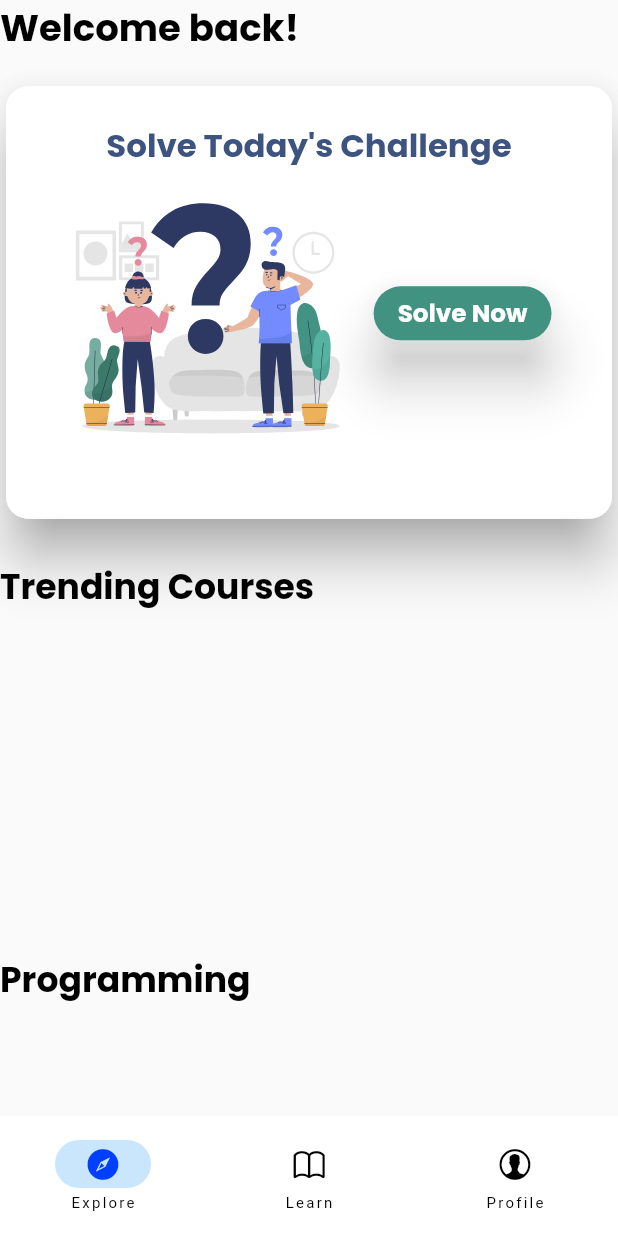
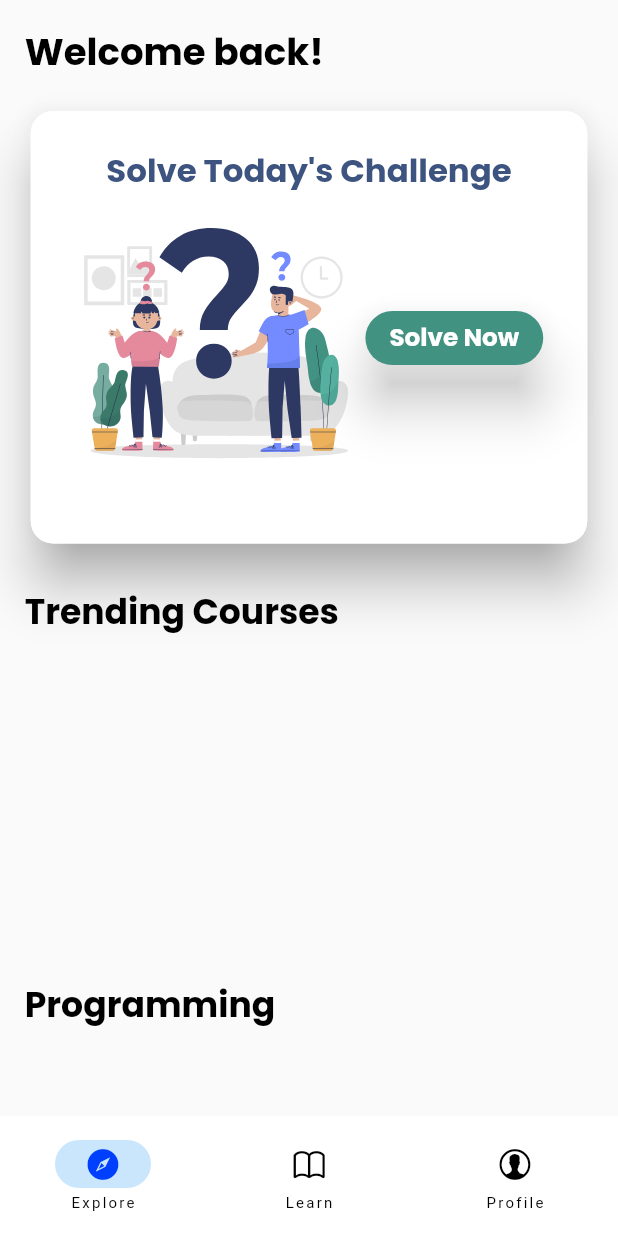
Before and after one commit to Pallavikemburu/LearnX-App, a Flutter app: the screen it shows once a user with an empty profile is signed in, on a phone screen of 412 x 824 dp. Run offline on Flutter 3.47's test engine with Material 2 defaults, Android fonts, the phone set to English and light mode, and no system bars; our stand-ins replace carousel_slider, cloud_firestore, firebase_auth, firebase_core, flutter_highlight, flutter_svg and 1 more; missing offline and left inert: curved_progress_bar; accounts and stored records are empty.

Commit message:
no error

```diff
--- a/lib/ExplorePage.dart
+++ b/lib/ExplorePage.dart
@@ -1,4 +1,3 @@
-import 'dart:ffi';
 import 'package:flutter/material.dart';
 import 'package:flutter_svg/svg.dart';
 import 'package:google_fonts/google_fonts.dart';
@@ -7,8 +6,8 @@ import 'SelectedCourse.dart';
 import 'HomePage.dart';
 import 'package:cloud_firestore/cloud_firestore.dart';
 
-final dbU = FirebaseFirestore.instance.collection('Users');
-final dbE = FirebaseFirestore.instance.collection('Courses');
+// final DocumentReference dbU = FirebaseFirestore.instance.collection('Users').get();
+final CollectionReference dbE = FirebaseFirestore.instance.collection('Courses');
 
 class ExplorePage extends StatefulWidget{
   const ExplorePage({super.key});
@@ -16,7 +15,6 @@ class ExplorePage extends StatefulWidget{
   State<ExplorePage> createState() => ExploreState();
 }
 class ExploreState extends State<ExplorePage>{
-
   final Color themeblue = const Color.fromARGB(255, 60, 84, 127);
   final Color themegreen = const Color.fromARGB(255, 66, 146, 130);
   Text makeText(String s){
@@ -43,7 +41,6 @@ class ExploreState extends State<ExplorePage>{
     }
     return res;
   }
-
   Card Course(double wi,double hi,String cname,Color c){
     return Card(
       elevation: 10,
@@ -74,10 +71,10 @@ class ExploreState extends State<ExplorePage>{
     );
   }
 
-  Column Category(double wi,double hi,String catname,String curCat){
-    List<dynamic> scc = [];
+  Future<Column> Category(double wi,double hi,String catname,String curCat) async {
+    List<String> scc = [];
     for (int i=0; i<cid.length; i++){
-      Map<String,dynamic> curC = dbE.doc(cid[i]) as Map<String,dynamic>;
+      DocumentSnapshot curC = await dbE.doc(cid[i]).get();
       if (curC['categoryName'] == curCat){
         scc.add(cid[i]);
       }
@@ -204,6 +201,16 @@ class ExploreState extends State<ExplorePage>{
     );
   }
 
+  Center loading(double wi,double hi){
+    return Center(
+      child: SizedBox(
+        width: wi*0.2,
+        height: wi*0.2,
+        child: CircularProgressIndicator(),
+      ),
+    );
+  }
+
   @override
   Widget build(BuildContext context){
     double wi = MediaQuery.of(context).size.width;
@@ -214,15 +221,13 @@ class ExploreState extends State<ExplorePage>{
           stream: dbE.snapshots(),
           builder: (context,snapshot){
             if (snapshot.connectionState == ConnectionState.waiting){
-              return CircularProgressIndicator(
-
-              );
+              return loading(wi, hi);
             }
             else{
               return ListView(
                 shrinkWrap: true,
                 // // physics: NeverScrollableScrollPhysics(),
-                // padding: EdgeInsets.all(hi*0.02),
+                padding: EdgeInsets.all(hi*0.02),
                 scrollDirection: Axis.vertical,
                 children: [
                   Text(
@@ -237,12 +242,66 @@ class ExploreState extends State<ExplorePage>{
                   ),
                   SizedBox(height: hi*0.02,),
                   potdBox(wi*0.8,wi*0.7),
-                  Category(wi, hi, "Trending Courses", 'others'),
-                  Category(wi, hi, "Programming", 'programming'),
-                  Category(wi, hi, "Devops", 'devops'),
-                  Category(wi, hi, "Web Development", 'webdevelopment'),
-                  Category(wi, hi, "Data Structures & Algorithms", 'advancedprogramming'),
-                  Category(wi, hi, "App Development", 'appdevelopment'),
+                  FutureBuilder<Column>(
+                    future: Category(wi, hi, "Trending Courses", 'others'),
+                    builder: (context, categorySnapshot) {
+                      if (categorySnapshot.connectionState == ConnectionState.waiting) {
+                        return loading(wi, hi);
+                      } else {
+                        return categorySnapshot.data ?? Container();
+                      }
+                    },
+                  ),
+                  FutureBuilder<Column>(
+                    future: Category(wi, hi, "Programming", 'programming'),
+                    builder: (context, categorySnapshot) {
+                      if (categorySnapshot.connectionState == ConnectionState.waiting) {
+                        return loading(wi, hi);
+                      } else {
+                        return categorySnapshot.data ?? Container();
+                      }
+                    },
+                  ),
+                  FutureBuilder<Column>(
+                    future: Category(wi, hi, "Devops", 'devops'),
+                    builder: (context, categorySnapshot) {
+                      if (categorySnapshot.connectionState == ConnectionState.waiting) {
+                        return loading(wi, hi);
+                      } else {
+                        return categorySnapshot.data ?? Container();
+                      }
+                    },
+                  ),
+                  FutureBuilder<Column>(
+                    future: Category(wi, hi, "Web Development", 'webdevelopment'),
+                    builder: (context, categorySnapshot) {
+                      if (categorySnapshot.connectionState == ConnectionState.waiting) {
+                        return loading(wi, hi);
+                      } else {
+                        return categorySnapshot.data ?? Container();
+                      }
+                    },
+                  ),
+                  FutureBuilder<Column>(
+                    future: Category(wi, hi, "Data Structures & Algorithms", 'advancedprogramming'),
+                    builder: (context, categorySnapshot) {
+                      if (categorySnapshot.connectionState == ConnectionState.waiting) {
+                        return loading(wi, hi);
+                      } else {
+                        return categorySnapshot.data ?? Container();
+                      }
+                    },
+                  ),
+                  FutureBuilder<Column>(
+                    future: Category(wi, hi, "App Development", 'appdevelopment'),
+                    builder: (context, categorySnapshot) {
+                      if (categorySnapshot.connectionState == ConnectionState.waiting) {
+                        return loading(wi, hi);
+                      } else {
+                        return categorySnapshot.data ?? Container();
+                      }
+                    },
+                  ),
                 ],
               );
             }
--- a/lib/HomePage.dart
+++ b/lib/HomePage.dart
@@ -6,16 +6,15 @@ import 'LearnPage.dart';
 import 'package:cloud_firestore/cloud_firestore.dart';
 
 final CollectionReference dbE = FirebaseFirestore.instance.collection('Courses');
-List<dynamic> cid = [];
+
+List<String> cid = [];
 Future<void> getCid() async {
-  await FirebaseFirestore.instance.collection('Courses').get().then((value) {
-    // for (var element in ) {
-    //   cid.add(element);
-    // }
-    cid = value.docs.toList();
+  QuerySnapshot querySnapshot = await FirebaseFirestore.instance
+      .collection('Courses').get();
+  querySnapshot.docs.forEach((document){
+    cid.add(document.id);
   });
 }
-
 
 class HomePage extends StatefulWidget{
   const HomePage({super.key});
@@ -59,7 +58,13 @@ class _HomeState extends State<HomePage>{
       future: _getCidFuture,
       builder: (context,snapshot){
         if (snapshot.connectionState == ConnectionState.waiting){
-          return CircularProgressIndicator();
+          return Center(
+            child: SizedBox(
+              width: wi*0.3,
+              height: wi*0.3,
+              child: CircularProgressIndicator(),
+            ),
+          );
         }
         else{
           return Scaffold(
--- a/lib/LoginPage.dart
+++ b/lib/LoginPage.dart
@@ -107,7 +107,7 @@ Future<TextField> MyTextFeild( int height, TextEditingController contoller, bool
                                   textStyle: TextStyle(
                                     fontWeight: FontWeight.bold,
                                     color: Colors.black,
-                                    fontSize: hi*0.039,
+                                    fontSize: wi*0.039,
                                   )
                               ),
                             ),//log in
```
